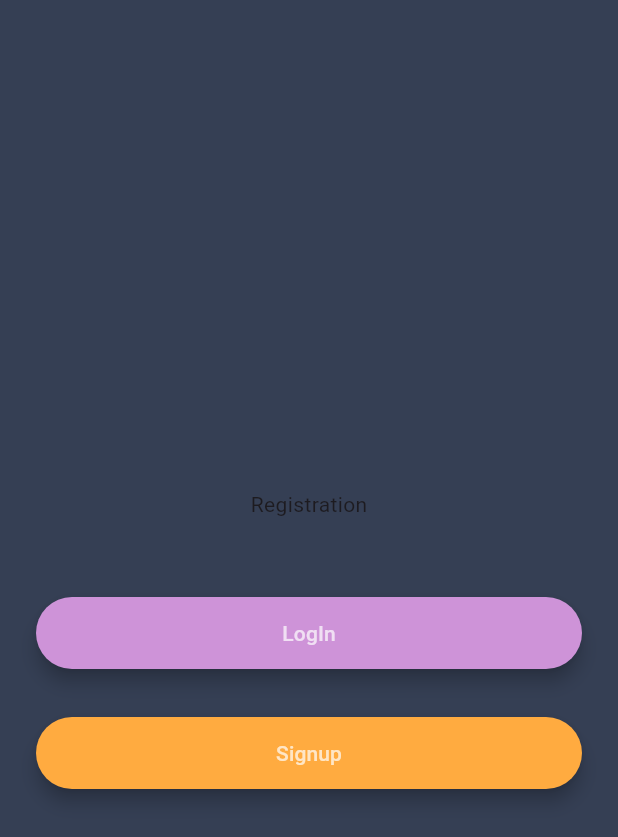
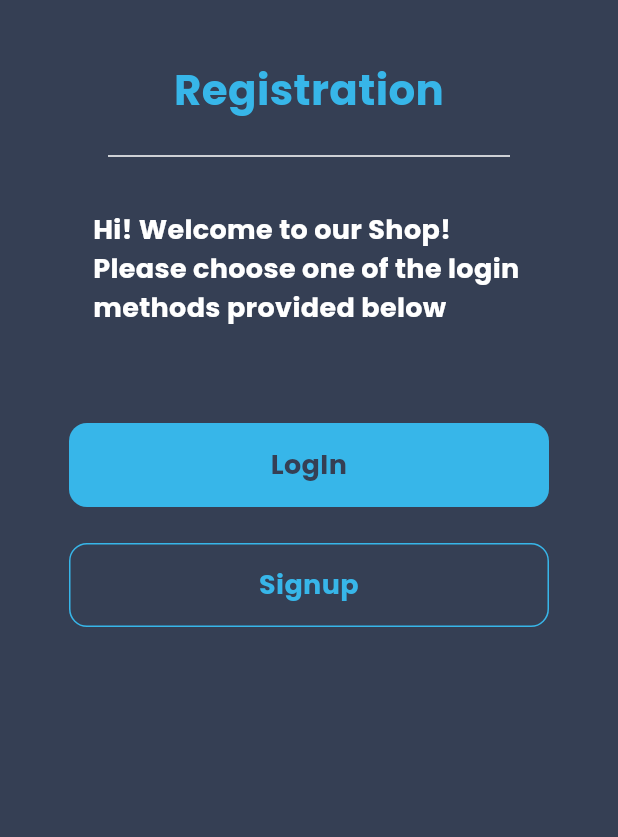
Before and after one commit to maryamEramy/online_shop_university, a Flutter app: the screen it shows after launch, on a phone screen of 412 x 824 dp. Shown: the top 837 px of the screen. Run offline on Flutter 3.47's test engine with Material 3 defaults, Android fonts, the phone set to English and light mode, and no system bars; our stand-ins replace animated_text_kit, cached_network_image, email_validator, firebase_auth, firebase_core, flutter_rating_bar and 6 more; accounts and stored records are empty.

Commit message:
fix registration page ui

```diff
--- a/lib/controllers/constant.dart
+++ b/lib/controllers/constant.dart
@@ -1,21 +1,27 @@
 import 'package:flutter/material.dart';
 
-var kBackgroundColor = Color(0xFF353F54);
-var kTitleColor = Color(0xFF37B6E9);
+const kPrimaryColor = Color(0xFF353F54);
+const kSecondaryColor = Color(0xFF37B6E9);
+const kWhiteColor = Color(0xFFFFFFFF);
 
 
 
-final kTitleTextStyle = TextStyle(
+final kPageTitleTextStyle = TextStyle(
   fontFamily: "Poppins",
-  color: kTitleColor,
+  color: kSecondaryColor,
   fontWeight: FontWeight.bold,
   fontSize: 28.0,
+);
+final kMainTextStyle = TextStyle(
+  fontFamily: "Poppins",
+  color: kWhiteColor,
+  fontWeight: FontWeight.w700,
+  fontSize: 18.0,
 );
 
 
 
 
-var kWhiteColor = Colors.white;
 var kChatEmailColor = Colors.white54;
 var kSenderBoxColor = Colors.red[900];
 var kSendButtonColor = Colors.grey;
--- /dev/null
+++ b/lib/views/shared/divider_widget.dart
@@ -0,0 +1,31 @@
+import 'package:flutter/material.dart';
+import '../../controllers/constant.dart';
+
+
+class DividerWidget extends StatelessWidget {
+  final Color color;
+  final double thickness;
+  final double indent;
+  final double endIndent;
+
+  const DividerWidget({
+    Key? key,
+    this.color = kWhiteColor,
+    this.thickness = 1.0,
+    this.indent = 4.0,
+    this.endIndent = 4.0,
+  }) : super(key: key);
+
+  @override
+  Widget build(BuildContext context) {
+    return Padding(
+      padding: const EdgeInsets.symmetric(horizontal: 44 , vertical: 16),
+      child: Divider(
+        color: color,
+        thickness: thickness,
+        indent: indent,
+        endIndent: endIndent,
+      ),
+    );
+  }
+}
--- /dev/null
+++ b/lib/views/shared/login_button.dart
@@ -0,0 +1,25 @@
+import 'package:flutter/material.dart';
+import 'package:uni_online_shop/views/shared/roundedButton.dart';
+import '../../controllers/constant.dart';
+import '../ui/login_page.dart';
+
+class LogInButton extends StatelessWidget {
+  const LogInButton({
+    super.key,
+  });
+
+  @override
+  Widget build(BuildContext context) {
+    return RoundedButton(
+      title: 'LogIn',
+      textColor: kPrimaryColor,
+      color: kSecondaryColor,
+      onPressed: () {
+        Navigator.push(
+          context,
+          MaterialPageRoute(builder: (context) => LoginPage()),
+        );
+      },
+    );
+  }
+}
--- a/lib/views/shared/roundedButton.dart
+++ b/lib/views/shared/roundedButton.dart
@@ -1,10 +1,14 @@
 import 'package:flutter/material.dart';
+
+import '../../controllers/constant.dart';
 
 class RoundedButton extends StatelessWidget {
   final Color color;
   final Color textColor;
   final String title;
   final VoidCallback onPressed;
+  final double borderRadius;
+  final Color borderColor;
 
   const RoundedButton({
     super.key,
@@ -12,21 +16,37 @@ class RoundedButton extends StatelessWidget {
     required this.color,
     required this.textColor,
     required this.onPressed,
+    this.borderRadius = 12.0,
+    this.borderColor = Colors.transparent,
   });
 
   @override
   Widget build(BuildContext context) {
     return Padding(
-      padding: EdgeInsets.symmetric(vertical: 12.0),
-      child: Material(
-        borderRadius: BorderRadius.circular(30.0),
-        color: color,
-        elevation: 5.0,
-        child: MaterialButton(
-          onPressed: onPressed,
-          minWidth: 400.0,
-          height: 42.0,
-          child: Text(title, style: TextStyle(color:textColor)),
+      padding: const EdgeInsets.symmetric(horizontal: 22.0, vertical: 12.0),
+      child: Container(
+        width: double.infinity, // عرض کل صفحه
+        decoration: BoxDecoration(
+          color: color,
+          borderRadius: BorderRadius.circular(borderRadius),
+          border: Border.all(color: borderColor),
+        ),
+        child: Material(
+          color: Colors.transparent, // برای حفظ رنگ Container
+          child: InkWell(
+            borderRadius: BorderRadius.circular(borderRadius),
+            onTap: onPressed,
+            child: Padding(
+              padding: const EdgeInsets.symmetric(vertical: 14.0),
+              child: Center(
+                child: Text(
+                  title,
+                  style: kMainTextStyle.copyWith(color: textColor),
+                  textAlign: TextAlign.center,
+                ),
+              ),
+            ),
+          ),
         ),
       ),
     );
--- /dev/null
+++ b/lib/views/shared/signin_button.dart
@@ -0,0 +1,26 @@
+import 'package:flutter/material.dart';
+import 'package:uni_online_shop/views/shared/roundedButton.dart';
+import '../../controllers/constant.dart';
+import '../ui/signup_page.dart';
+
+class SignInButton extends StatelessWidget {
+  const SignInButton({
+    super.key,
+  });
+
+  @override
+  Widget build(BuildContext context) {
+    return RoundedButton(
+      title: 'Signup',
+      textColor: kSecondaryColor,
+      color: kPrimaryColor,
+      borderColor: kSecondaryColor,
+      onPressed: () {
+        Navigator.push(
+          context,
+          MaterialPageRoute(builder: (context) => SignupPage()),
+        );
+      },
+    );
+  }
+}
--- /dev/null
+++ b/lib/views/shared/text_box_widget.dart
@@ -0,0 +1,44 @@
+import 'package:flutter/material.dart';
+
+class TextBoxWidget extends StatelessWidget {
+  final String text;
+  final TextStyle? textStyle;
+  // final Color backgroundColor;
+  final EdgeInsetsGeometry padding;
+  // final double borderRadius;
+
+  const TextBoxWidget({
+    Key? key,
+    required this.text,
+    this.textStyle,
+    // this.backgroundColor = Colors.white,
+    this.padding = const EdgeInsets.symmetric(vertical: 12, horizontal: 16),
+    // this.borderRadius = 12.0,
+  }) : super(key: key);
+
+  @override
+  Widget build(BuildContext context) {
+    return Padding(
+      padding: const EdgeInsets.symmetric(horizontal: 22.0),
+      child: Container(
+        width: double.infinity,
+        padding: padding,
+        // decoration: BoxDecoration(
+        //   // color: backgroundColor,
+        //   // borderRadius: BorderRadius.circular(borderRadius),
+        //   boxShadow: [
+        //     BoxShadow(
+        //       color: Colors.black12,
+        //       blurRadius: 4,
+        //       offset: Offset(0, 2),
+        //     ),
+        //   ],
+        // ),
+        child: Text(
+          text,
+          style: textStyle,
+        ),
+      ),
+    );
+  }
+}
--- /dev/null
+++ b/lib/views/shared/text_title_widget.dart
@@ -0,0 +1,16 @@
+import 'package:flutter/cupertino.dart';
+
+import '../../controllers/constant.dart';
+
+class TextTitleWidget extends StatelessWidget {
+  const TextTitleWidget({
+    super.key, required this.text,
+  });
+
+  final String text;
+
+  @override
+  Widget build(BuildContext context) {
+    return Text(text , style: kPageTitleTextStyle,);
+  }
+}
--- a/lib/views/ui/registration_page.dart
+++ b/lib/views/ui/registration_page.dart
@@ -1,15 +1,17 @@
-
 import 'package:flutter/cupertino.dart';
 import 'package:flutter/material.dart';
 import 'package:uni_online_shop/controllers/constant.dart';
+import 'package:uni_online_shop/views/shared/divider_widget.dart';
+import 'package:uni_online_shop/views/shared/text_box_widget.dart';
 import 'package:uni_online_shop/views/ui/login_page.dart';
 import 'package:uni_online_shop/views/ui/signup_page.dart';
 
+import '../shared/login_button.dart';
 import '../shared/roundedButton.dart';
+import '../shared/signin_button.dart';
+import '../shared/text_title_widget.dart';
 
 class Registration_page extends StatefulWidget {
-  static const String id = 'welcome_screen';
-
   const Registration_page({super.key});
   @override
   State<Registration_page> createState() => _Registration_pageState();
@@ -17,51 +19,28 @@ class Registration_page extends StatefulWidget {
 
 class _Registration_pageState extends State<Registration_page>
     with SingleTickerProviderStateMixin {
-  late AnimationController controller;
-  late Animation animation;
-
-  @override
-  void initState() {
-    super.initState();
-    controller = AnimationController(
-      vsync: this,
-      duration: Duration(seconds: 1),
-    );
-    animation = CurvedAnimation(parent: controller, curve: Curves.decelerate);
-    controller.forward();
-    controller.addListener(() {
-      setState(() {});
-    });
-  }
 
   @override
   Widget build(BuildContext context) {
     return Scaffold(
-      backgroundColor: kBackgroundColor,
+      backgroundColor: kPrimaryColor,
       body: Padding(
         padding: const EdgeInsets.symmetric(horizontal: 24.0),
         child: Column(
-          mainAxisAlignment: MainAxisAlignment.center,
+          mainAxisAlignment: MainAxisAlignment.start,
           crossAxisAlignment: CrossAxisAlignment.center,
           children: [
             SizedBox(height: 40),
-            Text("Registration" , style: ,),
+            TextTitleWidget(text: 'Registration'),
+            DividerWidget(),
+            TextBoxWidget(
+              text:
+                  'Hi! Welcome to our Shop!\nPlease choose one of the login methods provided below',
+              textStyle: kMainTextStyle,
+            ),
             SizedBox(height: 40),
-            RoundedButton(
-              title: 'LogIn',
-              color: Colors.purple[200]!,
-              onPressed: () {
-                Navigator.push(context,  MaterialPageRoute(builder: (context) => LoginPage()));
-              }, textColor: Colors.white70,
-            ),
-            SizedBox(height: 8,),
-            RoundedButton(
-              color: Colors.orangeAccent[200]!,
-              onPressed: () {
-                Navigator.push(context,  MaterialPageRoute(builder: (context) => SignupPage()));
-              },
-              title: 'Signup', textColor: Colors.white70,
-            ),
+            LogInButton(),
+            SignInButton(),
           ],
         ),
       ),
--- a/lib/views/ui/splash_screen.dart
+++ b/lib/views/ui/splash_screen.dart
@@ -27,7 +27,7 @@ class _SplashScreenState extends State<SplashScreen> {
   @override
   Widget build(BuildContext context) {
     return Scaffold(
-      backgroundColor: kBackgroundColor,
+      backgroundColor: kPrimaryColor,
       body: Center(
         child: Image.asset(
           'assets/logo/splash_screen_image.png', // لوگوی خودت
```
